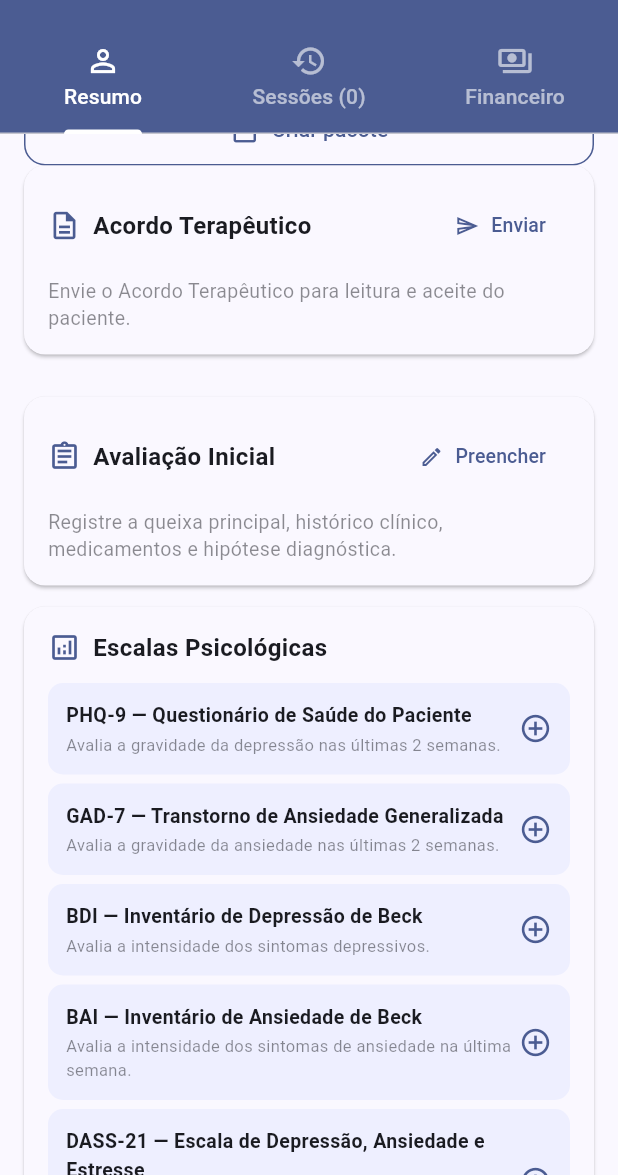
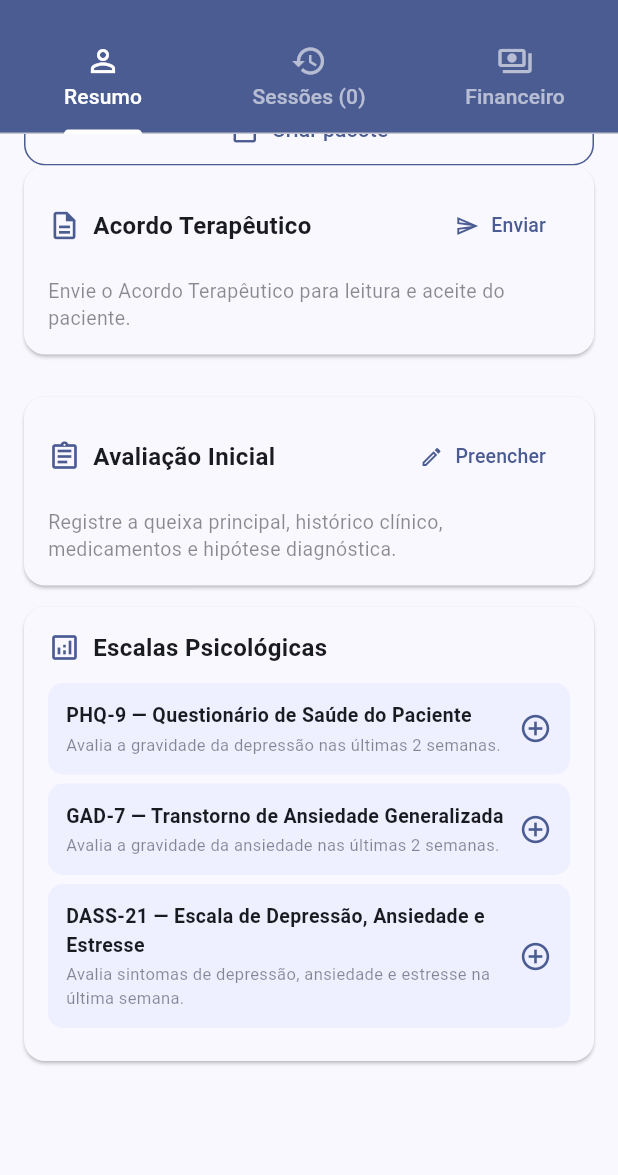
Before and after one commit to rodrigolemospsi/mentall-api, a Flutter app: the PacienteDetailPage screen opened directly with empty values, scrolled down 317 dp, on a phone screen of 412 x 824 dp, the part 61-1236 px from its top. Run offline on Flutter 3.47's test engine with Material 3 defaults, Android fonts, the phone set to English and light mode, and no system bars; our stand-ins replace audioplayers, file_picker, flutter_local_notifications, flutter_riverpod, flutter_secure_storage, hive_ce and 8 more; missing offline and left inert: dart:html, encrypt, pointycastle, record; accounts and stored records are empty; statements that could not run were skipped.

Commit message:
feat: remove escalas BDI e BAI (copyright Pearson); mantem PHQ-9, GAD-7 e DASS-21

```diff
--- a/lib/screens/sessao_form_page.dart
+++ b/lib/screens/sessao_form_page.dart
@@ -2122,8 +2122,6 @@ if (!mounted || confirmar != true) return;
     const nomes = {
       'phq9': 'PHQ-9 (Depressão)',
       'gad7': 'GAD-7 (Ansiedade)',
-      'bdi': 'BDI (Depressão de Beck)',
-      'bai': 'BAI (Ansiedade de Beck)',
       'dass21': 'DASS-21',
     };
     return nomes[id] ?? id;
--- a/lib/services/escala_service.dart
+++ b/lib/services/escala_service.dart
@@ -107,48 +107,6 @@ class EscalaService with EncryptedServiceMixin {
       ],
       'opcoes': ['Nenhuma vez', 'V\u00e1rios dias', 'Mais da metade dos dias', 'Quase todos os dias'],
     },
-    'bdi': {
-      'nome': 'BDI \u2014 Invent\u00e1rio de Depress\u00e3o de Beck',
-      'descricao': 'Avalia a intensidade dos sintomas depressivos.',
-      'instrucoes': 'Escolha a afirma\u00e7\u00e3o que melhor descreve como voc\u00ea tem se sentido nas \u00faltimas 2 semanas, incluindo hoje.',
-      'faixas': [
-        {'min': 0, 'max': 10, 'rotulo': 'Normal (sem depress\u00e3o)'},
-        {'min': 11, 'max': 19, 'rotulo': 'Depress\u00e3o leve'},
-        {'min': 20, 'max': 30, 'rotulo': 'Depress\u00e3o moderada'},
-        {'min': 31, 'max': 40, 'rotulo': 'Depress\u00e3o grave'},
-        {'min': 41, 'max': 63, 'rotulo': 'Depress\u00e3o muito grave'},
-      ],
-      'questoes': [
-        'Tristeza', 'Pessimismo', 'Sentimento de fracasso', 'Insatisfa\u00e7\u00e3o',
-        'Culpa', 'Puni\u00e7\u00e3o', 'Autoavers\u00e3o', 'Autocr\u00edtica',
-        'Idea\u00e7\u00e3o suicida', 'Choro', 'Agita\u00e7\u00e3o', 'Perda de interesse',
-        'Indecis\u00e3o', 'Desvaloriza\u00e7\u00e3o', 'Falta de energia', 'Altera\u00e7\u00e3o do sono',
-        'Irritabilidade', 'Altera\u00e7\u00e3o do apetite', 'Dificuldade de concentra\u00e7\u00e3o',
-        'Fadiga', 'Perda de libido',
-      ],
-      'opcoes': ['0', '1', '2', '3'],
-    },
-    'bai': {
-      'nome': 'BAI \u2014 Invent\u00e1rio de Ansiedade de Beck',
-      'descricao': 'Avalia a intensidade dos sintomas de ansiedade na \u00faltima semana.',
-      'instrucoes': 'Indique o quanto cada sintoma abaixo o(a) incomodou durante a \u00faltima semana, incluindo hoje.',
-      'faixas': [
-        {'min': 0, 'max': 7, 'rotulo': 'Ansiedade m\u00ednima'},
-        {'min': 8, 'max': 15, 'rotulo': 'Ansiedade leve'},
-        {'min': 16, 'max': 25, 'rotulo': 'Ansiedade moderada'},
-        {'min': 26, 'max': 63, 'rotulo': 'Ansiedade grave'},
-      ],
-      'questoes': [
-        'Dorm\u00eancia ou formigamento', 'Sensa\u00e7\u00e3o de calor', 'Tremores nas pernas',
-        'Incapacidade de relaxar', 'Medo que aconte\u00e7a o pior', 'Tontura ou atordoamento',
-        'Batidas fortes do cora\u00e7\u00e3o', 'Falta de equil\u00edbrio', 'Terror (sensa\u00e7\u00e3o de pavor)',
-        'Nervosismo', 'Sensa\u00e7\u00e3o de sufocamento', 'Tremores nas m\u00e3os',
-        'Tremores no corpo', 'Medo de perder o controle', 'Dificuldade de respirar',
-        'Medo de morrer', 'Assustado(a)', 'Indigest\u00e3o ou desconforto abdominal',
-        'Sensa\u00e7\u00e3o de desmaio', 'Rosto corado ou quente', 'Suor (n\u00e3o devido ao calor)',
-      ],
-      'opcoes': ['Absolutamente n\u00e3o', 'Levemente', 'Moderadamente', 'Gravemente'],
-    },
     'dass21': {
       'nome': 'DASS-21 \u2014 Escala de Depress\u00e3o, Ansiedade e Estresse',
       'descricao': 'Avalia sintomas de depress\u00e3o, ansiedade e estresse na \u00faltima semana.',
--- a/tools/gerar_catalogo_pdf.dart
+++ b/tools/gerar_catalogo_pdf.dart
@@ -185,7 +185,7 @@ void main() async {
       _servico('ContratoService', 'Acordos terapêuticos — criar, enviar, verificar aceite, arquivar'),
       _servico('ConfiguracoesService', 'Preferências: tema, duração, lembretes, IA, financeiro, contrato template'),
       _servico('AvaliacaoInicialService', 'Anamnese — 6 campos clínicos criptografados'),
-      _servico('EscalaService', '5 escalas psicológicas (PHQ-9, GAD-7, BDI, BAI, DASS-21) com scoring automático'),
+      _servico('EscalaService', '3 escalas psicológicas gratuitas (PHQ-9, GAD-7, DASS-21) com scoring automático'),
       _servico('AnamneseEnviadaService', 'Questionários remotos enviados a pacientes via backend'),
       _servico('ProgressoService', 'Evolução clínica automática (sintomas, metas, avaliação, tendência)'),
       _servico('PacoteService', 'Pacotes de sessões — criar, consumir FIFO, consultar saldo'),
@@ -306,13 +306,11 @@ void main() async {
       // 6. ESCALAS PSICOLÓGICAS
       // ============================================================
       espaco(16),
-      pw.Text('6. Escalas Psicológicas (5)', style: tituloSecao(1)),
+      pw.Text('6. Escalas Psicológicas (3)', style: tituloSecao(1)),
       espaco(10),
 
       _escala('PHQ-9', 'Questionário de Saúde do Paciente', '9', '0-27', 'Depressão (5 faixas: mínima a grave)'),
       _escala('GAD-7', 'Transtorno de Ansiedade Generalizada', '7', '0-21', 'Ansiedade (4 faixas: mínima a grave)'),
-      _escala('BDI', 'Inventário de Depressão de Beck', '21', '0-63', 'Depressão (5 faixas: normal a muito grave)'),
-      _escala('BAI', 'Inventário de Ansiedade de Beck', '21', '0-63', 'Ansiedade (4 faixas: mínima a grave)'),
       _escala('DASS-21', 'Escala de Depressão, Ansiedade e Estresse', '21', '0-42/sub', '3 subescalas independentes'),
 
       // ============================================================
```
